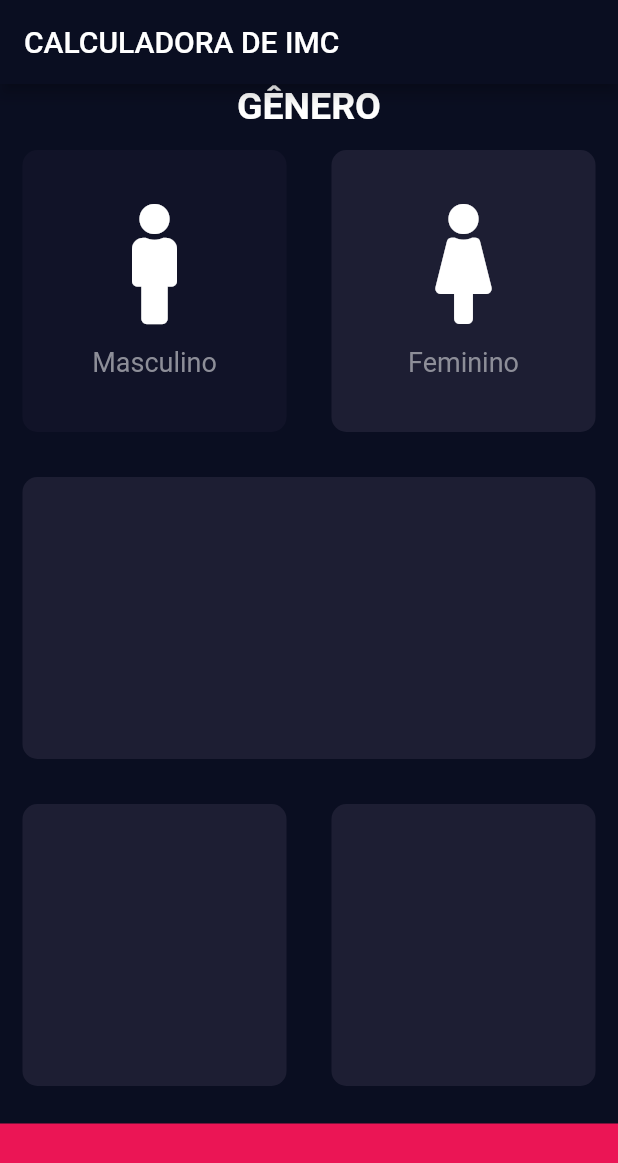
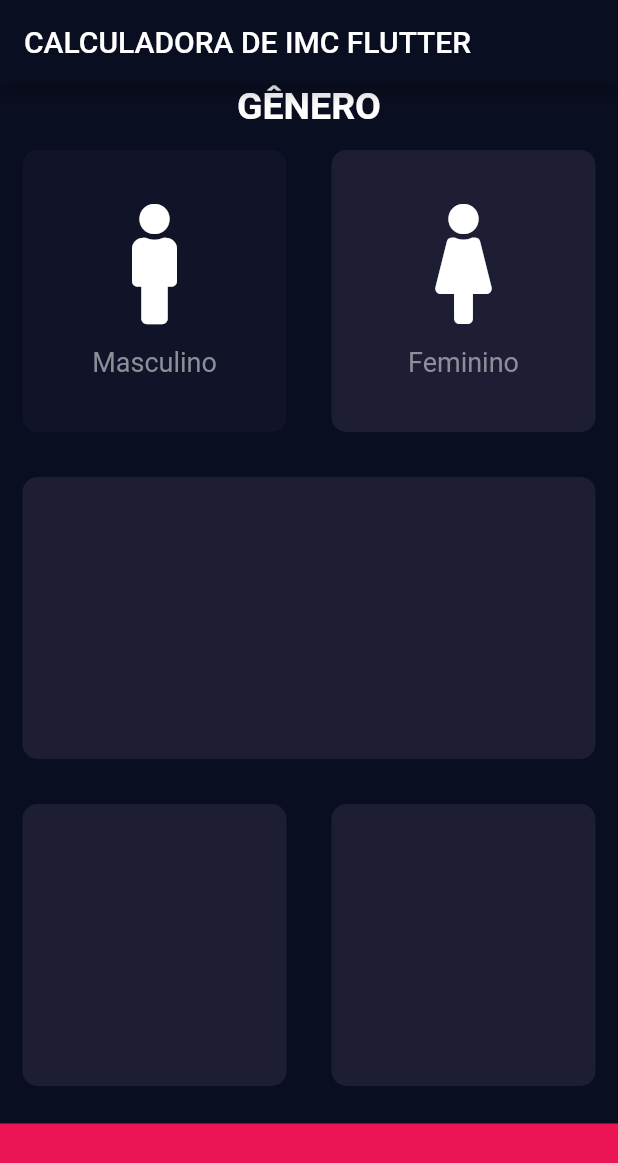
Before and after one commit to adilsontchameia/CalculadoraIMC, a Flutter app: the screen it shows after launch, on a phone screen of 412 x 824 dp. Shown: the top 1163 px of the screen. Run offline on Flutter 3.47's test engine with Material 2 defaults, Android fonts, the phone set to English and light mode, and no system bars; our stand-ins replace font_awesome_flutter.

Commit message:
codigo refratorado

```diff
--- a/lib/input_page.dart
+++ b/lib/input_page.dart
@@ -8,7 +8,7 @@ const bottomContainerHeight = 75.0;
 const corAtivada = Color(0xFF1D1E33);
 const buttonColor = Color(0xFFEB1555);
 const inactiveCardColor = Color(0xFF111328);
-const String title = "CALCULADORA DE IMC";
+const String title = "CALCULADORA DE IMC FLUTTER";
 //Enum
 enum Gender { male, female }
 
@@ -18,7 +18,6 @@ class Home extends StatefulWidget {
 }
 
 class _HomeState extends State<Home> {
-  //Valores dos Generos
   Gender selecterGender;
 
   @override
```
